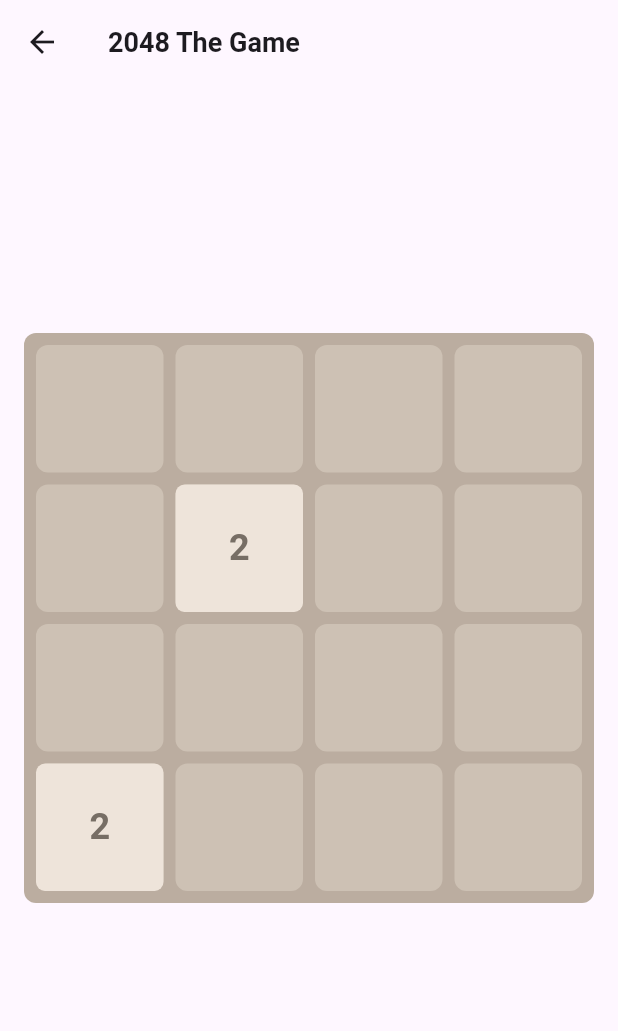
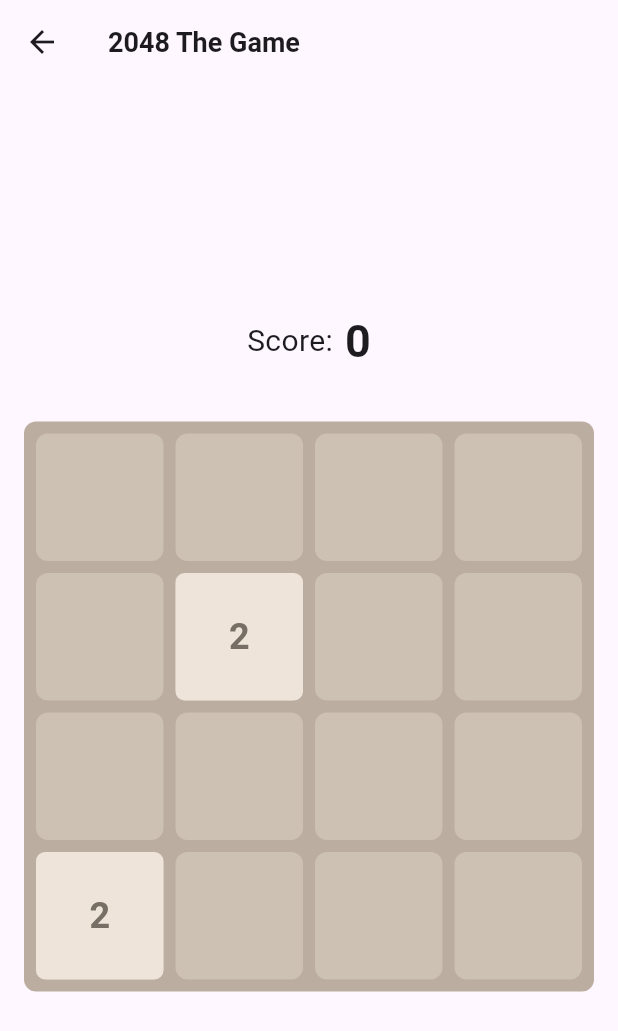
Before and after one commit to v1rus-dev/Flutter_2048, a Flutter app: the screen it shows after launch, after a tap on "Open the game", on a phone screen of 412 x 824 dp. Shown: the top 1031 px of the screen. Run offline on Flutter 3.47's test engine with Material 3 defaults, Android fonts, the phone set to English and light mode, and no system bars; our stand-ins replace confetti, flutter_bloc, go_router; missing offline and left inert: flutter_swipe_detector.

Commit message:
Add scores and select count of tiles

```diff
--- a/lib/game_screen/game_screen.dart
+++ b/lib/game_screen/game_screen.dart
@@ -1,17 +1,25 @@
+import 'dart:math';
+
+import 'package:confetti/confetti.dart';
 import 'package:flutter/material.dart';
 import 'package:game_2048/2048_game/presentation/widgets/board_manager.dart';
 import 'package:game_2048/2048_game/presentation/widgets/board_widget.dart';
 import 'package:provider/provider.dart';
 
 class GameScreenPage extends StatelessWidget {
-  const GameScreenPage({super.key});
+  const GameScreenPage({
+    super.key,
+    required this.countOfItemsInRow,
+  });
 
+  final int countOfItemsInRow;
   static String path = '/game_screen';
 
   @override
   Widget build(BuildContext context) {
     return ChangeNotifierProvider(
-      create: (_) => BoardManager(withDelayAnimationStart: true, countTiles: 4),
+      create: (_) => BoardManager(
+          withDelayAnimationStart: true, countTiles: countOfItemsInRow),
       child: const GameScreen(),
     );
   }
@@ -26,12 +34,15 @@ class GameScreen extends StatefulWidget {
 
 class _GameScreenState extends State<GameScreen> {
   late BoardManager boardManager;
+  late ConfettiController _confettiController;
+  int _currentScore = 0;
 
   @override
   void initState() {
     super.initState();
     boardManager = context.read<BoardManager>();
     boardManager.addListener(_onBoardChanged);
+    _confettiController = ConfettiController(duration: Duration(seconds: 10));
   }
 
   void _showDialog(String title, String content) {
@@ -57,14 +68,21 @@ class _GameScreenState extends State<GameScreen> {
     final board = boardManager.state;
 
     debugPrint("Board changed! ${board.tiles.length} tiles");
+    debugPrint('Your score: ${board.score}');
+    setState(() {
+      _currentScore = board.score;
+    });
 
+    if (board.won || board.over) {
       WidgetsBinding.instance.addPostFrameCallback((_) {
         if (board.won) {
           _showDialog("Победа! 🎉", "Ты набрал 2048!");
+          _confettiController.play();
         } else if (board.over) {
           _showDialog("Игра окончена 😢", "Нет доступных ходов.");
         }
       });
+    }
   }
 
   @override
@@ -79,15 +97,52 @@ class _GameScreenState extends State<GameScreen> {
           ),
         ),
       ),
-      body: Column(
+      body: Stack(
+        children: [
+          Column(
             children: [
               SizedBox(
                 height: 150,
+              ),
+              Row(
+                mainAxisAlignment: MainAxisAlignment.center,
+                children: [
+                  Text(
+                    'Score:',
+                    style: TextStyle(fontSize: 20),
+                  ),
+                  SizedBox(
+                    width: 8,
+                  ),
+                  Text(
+                    '$_currentScore',
+                    style: TextStyle(fontSize: 30, fontWeight: FontWeight.bold),
+                  ),
+                ],
+              ),
+              SizedBox(
+                height: 16,
               ),
               Padding(
                 padding: const EdgeInsets.all(16.0),
                 child: BoardWidget(),
               )
+            ],
+          ),
+          Row(
+            mainAxisAlignment: MainAxisAlignment.center,
+            children: [
+              ConfettiWidget(
+                confettiController: _confettiController,
+                blastDirection: pi / 2,
+                maxBlastForce: 5,
+                minBlastForce: 3,
+                emissionFrequency: 0.1,
+                numberOfParticles: 100,
+                gravity: 0.2,
+              )
+            ],
+          ),
         ],
       ),
     );
@@ -96,6 +151,7 @@ class _GameScreenState extends State<GameScreen> {
   @override
   void dispose() {
     boardManager.removeListener(_onBoardChanged);
+    _confettiController.dispose();
     super.dispose();
   }
 }
--- a/lib/home/home_screen.dart
+++ b/lib/home/home_screen.dart
@@ -2,20 +2,49 @@ import 'package:flutter/material.dart';
 import 'package:game_2048/game_screen/game_screen.dart';
 import 'package:game_2048/router.dart';
 
-class HomeScreen extends StatelessWidget {
+class HomeScreen extends StatefulWidget {
   const HomeScreen({super.key});
 
   static String path = '/home_screen';
 
   @override
+  State<HomeScreen> createState() => _HomeScreenState();
+}
+
+class _HomeScreenState extends State<HomeScreen> {
+  int _currentSliverValue = 4;
+
+  @override
   Widget build(BuildContext context) {
     return Scaffold(
-      body: Center(
-        child: TextButton(
+      body: Column(
+        mainAxisAlignment: MainAxisAlignment.center,
+        children: [
+          TextButton(
             onPressed: () {
-              AppRouter.config.pushNamed(GameScreenPage.path);
+              AppRouter.config.pushNamed(GameScreenPage.path, extra: _currentSliverValue);
             },
-            child: Text('Open the game')),
+            child: Text('Open the game'),
+          ),
+          SizedBox(
+            height: 20,
+          ),
+          Text('Count of tile in row: $_currentSliverValue'),
+          SizedBox(
+            height: 8,
+          ),
+          Slider(
+            min: 4,
+            value: _currentSliverValue.toDouble(),
+            max: 10,
+            onChanged: (value) {
+              debugPrint('New value: $value;');
+              setState(() {
+                _currentSliverValue = value.toInt();
+              });
+            },
+          )
+        ],
       ),
     );
   }
--- a/lib/router.dart
+++ b/lib/router.dart
@@ -17,7 +17,9 @@ class AppRouter {
         GoRoute(
           path: GameScreenPage.path,
           name: GameScreenPage.path,
-          builder: (context, state) => GameScreenPage(),
+          builder: (context, state) => GameScreenPage(
+            countOfItemsInRow: state.extra as int,
+          ),
         )
       ]);
 }
--- a/pubspec.yaml
+++ b/pubspec.yaml
@@ -39,6 +39,7 @@ dependencies:
   flutter_bloc: ^9.1.0
   uuid: ^4.5.1
   flutter_swipe_detector: ^2.0.0
+  confetti: ^0.8.0
 
 dev_dependencies:
   flutter_test:
```
Also changed, not shown: pubspec.lock. Lines whose indentation alone changed are shown as unchanged.
